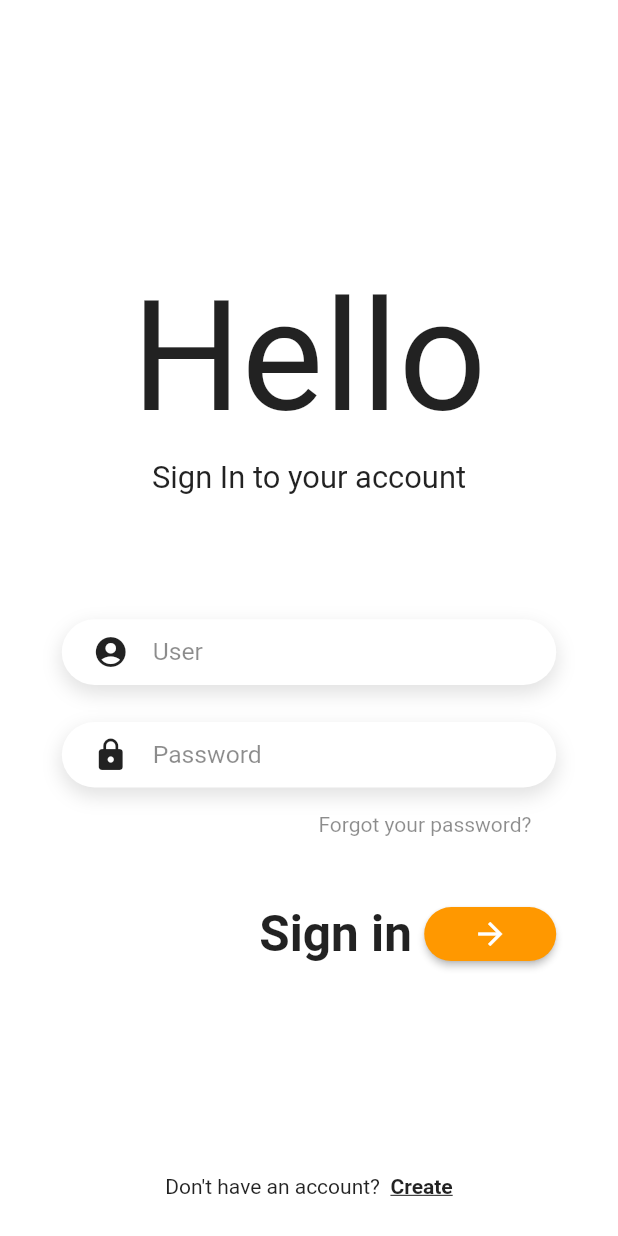
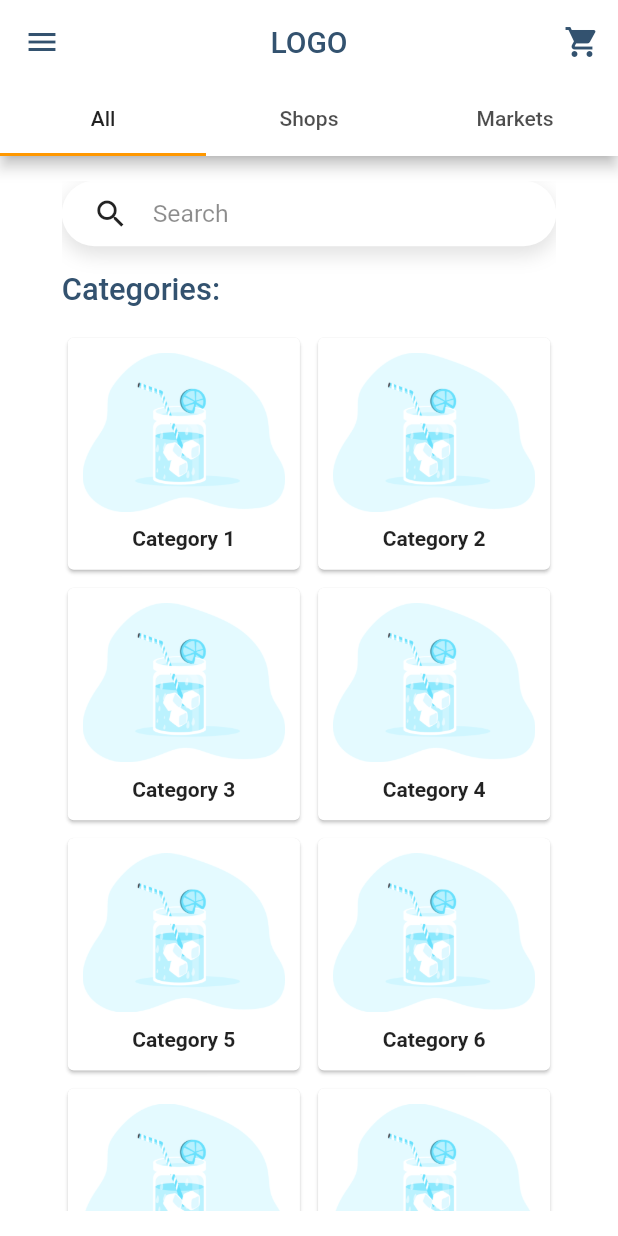
Before and after one commit to ushieru/Shop, a Flutter app: the screen it shows after launch, after a tap on the "arrow forward" icon, on a phone screen of 412 x 824 dp. Run offline on Flutter 3.47's test engine with Material 2 defaults, Android fonts, the phone set to English and light mode, and no system bars.

Commit message:
add home

```diff
--- a/lib/main.dart
+++ b/lib/main.dart
@@ -1,4 +1,5 @@
 import 'package:flutter/material.dart';
+import 'package:shop/src/layouts/home.dart';
 import 'package:shop/src/screens/sign_in.dart';
 import 'package:shop/src/screens/sign_up.dart';
 
@@ -16,6 +17,7 @@ class MyApp extends StatelessWidget {
       routes: {
         SingIn.routeName: (context) => SingIn(),
         SingUp.routeName: (context) => SingUp(),
+        HomeLayout.routeName: (context) => HomeLayout(),
       },
       home: SingIn(),
     );
--- a/lib/src/layouts/complex.dart
+++ /dev/null
@@ -1,13 +0,0 @@
-import 'package:flutter/material.dart';
-
-class ComplexLayout extends StatefulWidget {
-  @override
-  _ComplexLayoutState createState() => _ComplexLayoutState();
-}
-
-class _ComplexLayoutState extends State<ComplexLayout> {
-  @override
-  Widget build(BuildContext context) {
-    return Container();
-  }
-}
--- /dev/null
+++ b/lib/src/layouts/home.dart
@@ -0,0 +1,45 @@
+import 'package:flutter/material.dart';
+import 'package:shop/config/my_colors.dart';
+import 'package:shop/src/screens/all.dart';
+
+class HomeLayout extends StatefulWidget {
+  static String routeName = 'HomeLayout';
+  @override
+  _HomeLayoutState createState() => _HomeLayoutState();
+}
+
+class _HomeLayoutState extends State<HomeLayout> {
+  @override
+  Widget build(BuildContext context) {
+    return DefaultTabController(
+      length: 3,
+      child: Scaffold(
+        appBar: AppBar(
+          title: Text(
+            'LOGO',
+            style: TextStyle(color: MyColors.secondary),
+          ),
+          centerTitle: true,
+          iconTheme: IconThemeData(color: MyColors.secondary),
+          backgroundColor: Colors.white,
+          actions: [
+            IconButton(icon: Icon(Icons.shopping_cart), onPressed: () => null)
+          ],
+          bottom: TabBar(tabs: [
+            Tab(text: 'All'),
+            Tab(text: 'Shops'),
+            Tab(text: 'Markets'),
+          ]),
+        ),
+        drawer: Drawer(),
+        body: TabBarView(
+          children: [
+            All(),
+            Text('Shops'),
+            Text('Markets'),
+          ],
+        ),
+      ),
+    );
+  }
+}
--- /dev/null
+++ b/lib/src/screens/all.dart
@@ -0,0 +1,85 @@
+import 'package:flutter/material.dart';
+import 'package:shop/config/my_colors.dart';
+import 'package:shop/config/size_config.dart';
+import 'package:shop/src/widgets/my_input.dart';
+
+class All extends StatefulWidget {
+  @override
+  _AllState createState() => _AllState();
+}
+
+class _AllState extends State<All> {
+  List<String> categories = [
+    'Category 1',
+    'Category 2',
+    'Category 3',
+    'Category 4',
+    'Category 5',
+    'Category 6',
+    'Category 7',
+    'Category 8',
+    'Category 9',
+    'Category 10',
+  ];
+
+  @override
+  Widget build(BuildContext context) {
+    return Container(
+      width: SizeConfig.screenWidth,
+      height: SizeConfig.safeBlockVertical * 100,
+      alignment: Alignment.center,
+      padding: EdgeInsets.symmetric(
+        horizontal: SizeConfig.blockSizeHorizontal * 10,
+        vertical: SizeConfig.blockSizeVertical * 2,
+      ),
+      color: Colors.white,
+      child: SingleChildScrollView(
+        child: Column(
+          mainAxisSize: MainAxisSize.min,
+          children: [
+            MyInput(label: 'Search', controller: null, icon: Icons.search),
+            SizedBox(height: SizeConfig.blockSizeVertical * 2),
+            Container(
+              width: double.maxFinite,
+              child: Text(
+                'Categories:',
+                style: TextStyle(
+                  fontSize: SizeConfig.blockSizeHorizontal * 5,
+                  fontWeight: FontWeight.w500,
+                  color: MyColors.secondary,
+                ),
+              ),
+            ),
+            SizedBox(height: SizeConfig.blockSizeVertical * 2),
+            Wrap(
+              spacing: SizeConfig.blockSizeHorizontal,
+              runSpacing: SizeConfig.blockSizeHorizontal,
+              children: categories
+                  .map((e) => Container(
+                        width: SizeConfig.blockSizeHorizontal * 39.5,
+                        height: SizeConfig.blockSizeHorizontal * 39.5,
+                        child: Card(
+                          child: Column(
+                            children: [
+                              Container(
+                                padding: EdgeInsets.all(10),
+                                child: Image.asset(
+                                  'lib/assets/lemonade.png',
+                                  fit: BoxFit.contain,
+                                ),
+                              ),
+                              Text(e,
+                                  style:
+                                      TextStyle(fontWeight: FontWeight.bold)),
+                            ],
+                          ),
+                        ),
+                      ))
+                  .toList(),
+            ),
+          ],
+        ),
+      ),
+    );
+  }
+}
--- a/lib/src/screens/sign_in.dart
+++ b/lib/src/screens/sign_in.dart
@@ -1,6 +1,8 @@
 import 'package:flutter/gestures.dart';
 import 'package:flutter/material.dart';
+import 'package:shop/config/my_colors.dart';
 import 'package:shop/config/size_config.dart';
+import 'package:shop/src/layouts/home.dart';
 import 'package:shop/src/widgets/my_input.dart';
 import 'package:shop/src/layouts/simple.dart';
 import 'package:shop/src/screens/sign_up.dart';
@@ -72,9 +74,10 @@ class _SingInState extends State<SingIn> {
                     ),
                     SizedBox(width: SizeConfig.blockSizeHorizontal * 2),
                     RaisedButton(
-                      onPressed: () => null,
+                      onPressed: () => Navigator.pushNamedAndRemoveUntil(
+                          context, HomeLayout.routeName, (route) => false),
                       child: Icon(Icons.arrow_forward, color: Colors.white),
-                      color: Colors.orange,
+                      color: MyColors.primary,
                       shape: RoundedRectangleBorder(
                         borderRadius: BorderRadius.circular(25),
                       ),
--- a/lib/src/screens/sign_up.dart
+++ b/lib/src/screens/sign_up.dart
@@ -1,4 +1,5 @@
 import 'package:flutter/material.dart';
+import 'package:shop/config/my_colors.dart';
 import 'package:shop/config/size_config.dart';
 import 'package:shop/src/widgets/my_input.dart';
 import 'package:shop/src/layouts/simple.dart';
@@ -78,7 +79,7 @@ class _SingUpState extends State<SingUp> {
                     RaisedButton(
                       onPressed: () => null,
                       child: Icon(Icons.arrow_forward, color: Colors.white),
-                      color: Colors.orange,
+                      color: MyColors.primary,
                       shape: RoundedRectangleBorder(
                         borderRadius: BorderRadius.circular(25),
                       ),
--- a/pubspec.yaml
+++ b/pubspec.yaml
@@ -45,8 +45,8 @@ flutter:
   uses-material-design: true
 
   # To add assets to your application, add an assets section, like this:
-  # assets:
-  #   - images/a_dot_burr.jpeg
+  assets:
+    - lib/assets/
   #   - images/a_dot_ham.jpeg
 
   # An image asset can refer to one or more resolution-specific "variants", see
```
Also changed, not shown: lib/assets/lemonade.png (added), 1 other file.
